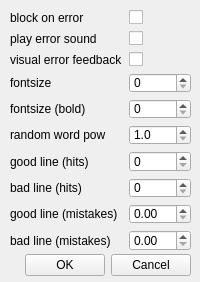
First picture: the form in form/settingswidget.ui, repository Codingboy/neo, before the edit.
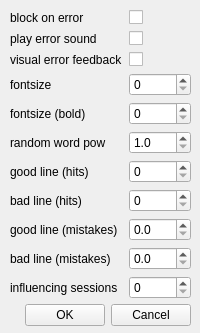
Second picture: the form after the edit.

The edit to the form file:
```diff
--- a/form/settingswidget.ui
+++ b/form/settingswidget.ui
@@ -7,7 +7,7 @@
     <x>0</x>
     <y>0</y>
     <width>200</width>
-    <height>282</height>
+    <height>333</height>
    </rect>
   </property>
   <property name="windowTitle">
@@ -19,7 +19,7 @@
      <x>10</x>
      <y>10</y>
      <width>181</width>
-     <height>241</height>
+     <height>291</height>
     </rect>
    </property>
    <layout class="QFormLayout" name="formLayout">
@@ -154,10 +154,34 @@
      </widget>
     </item>
     <item row="8" column="1">
-     <widget class="QDoubleSpinBox" name="goodLineE"/>
+     <widget class="QDoubleSpinBox" name="goodLineE">
+      <property name="decimals">
+       <number>1</number>
+      </property>
+      <property name="singleStep">
+       <double>0.100000000000000</double>
+      </property>
+     </widget>
     </item>
     <item row="9" column="1">
-     <widget class="QDoubleSpinBox" name="badLineE"/>
+     <widget class="QDoubleSpinBox" name="badLineE">
+      <property name="decimals">
+       <number>1</number>
+      </property>
+      <property name="singleStep">
+       <double>0.100000000000000</double>
+      </property>
+     </widget>
+    </item>
+    <item row="10" column="0">
+     <widget class="QLabel" name="label_11">
+      <property name="text">
+       <string>influencing sessions</string>
+      </property>
+     </widget>
+    </item>
+    <item row="10" column="1">
+     <widget class="QSpinBox" name="influencingSessions"/>
     </item>
    </layout>
   </widget>
@@ -165,7 +189,7 @@
    <property name="geometry">
     <rect>
      <x>10</x>
-     <y>250</y>
+     <y>300</y>
      <width>181</width>
      <height>31</height>
     </rect>
```
